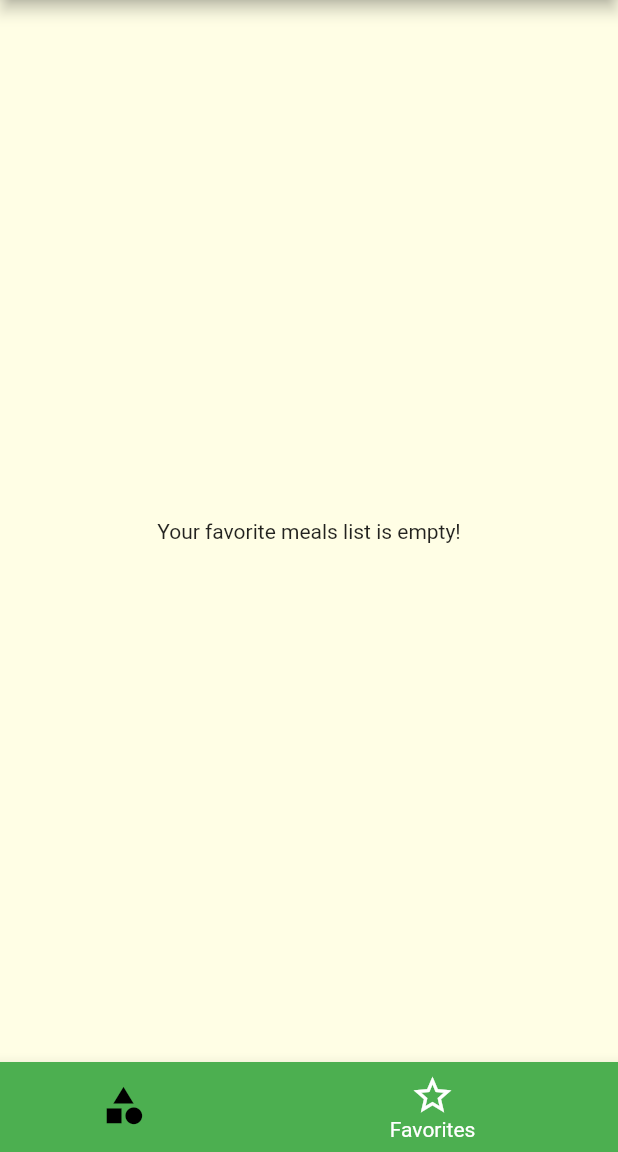
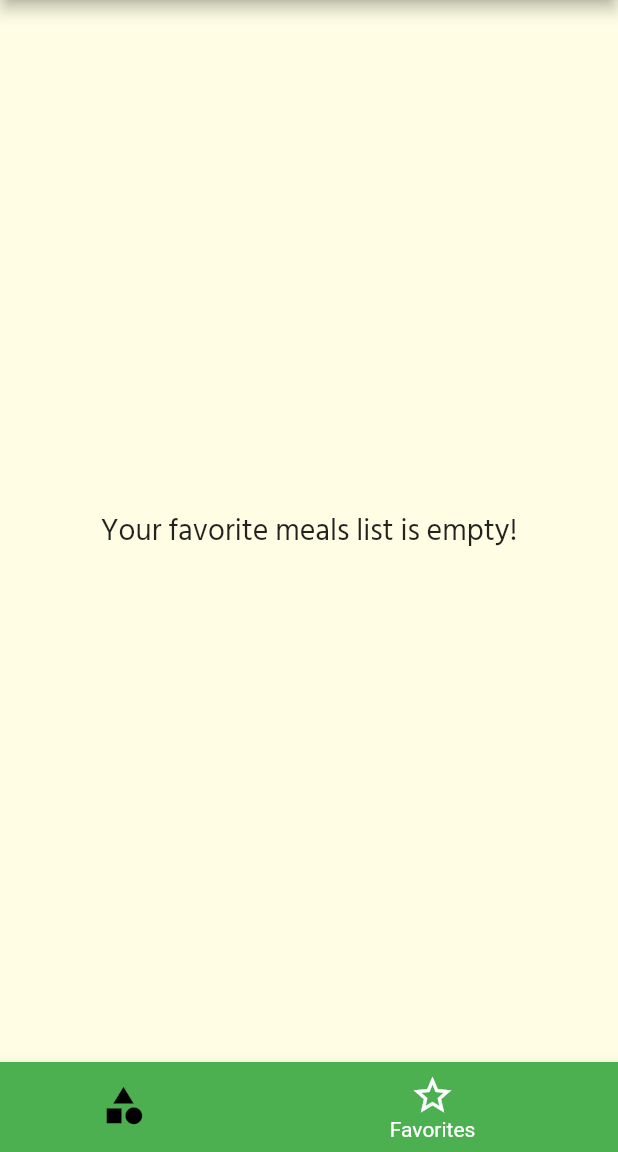
Before and after one commit to DimaMamaev/flutter-nav, a Flutter app: the screen it shows after launch, item 2 of the bottom bar chosen, on a phone screen of 412 x 824 dp, the part 84-1236 px from its top. Run offline on Flutter 3.47's test engine with Material 2 defaults, Android fonts, the phone set to English and light mode, and no system bars.

Commit message:
finalize app

```diff
--- a/lib/main.dart
+++ b/lib/main.dart
@@ -76,7 +76,10 @@ class _MyAppState extends State<MyApp> {
           canvasColor: Color.fromRGBO(255, 254, 229, 1),
           fontFamily: 'HindSiliguri',
           textTheme: ThemeData.light().textTheme.copyWith(
-                  headline6: TextStyle(
+              headline5: TextStyle(
+                fontSize: 20,
+              ),
+              headline6: TextStyle(
                 fontSize: 25,
                 fontWeight: FontWeight.w700,
               ))),
--- a/lib/screens/favorites/favorites.dart
+++ b/lib/screens/favorites/favorites.dart
@@ -30,6 +30,10 @@ class FavoritesScreen extends StatelessWidget {
                 },
                 itemCount: favoriteMeals.length,
               )
-            : Text('Your favorite meals list is empty!'));
+            : Text(
+                'Your favorite meals list is empty!',
+                style: Theme.of(context).textTheme.headline5,
+                textAlign: TextAlign.center,
+              ));
   }
 }
--- a/pubspec.yaml
+++ b/pubspec.yaml
@@ -31,6 +31,12 @@ dependencies:
 dev_dependencies:
   flutter_test:
     sdk: flutter
+  flutter_launcher_icons: ^0.8.1
+
+flutter_icons:
+  android: true
+  ios: true
+  image_path: "assets/appIcon/appIcon.png"
 
 # For information on the generic Dart part of this file, see the
 # following page: https://dart.dev/tools/pub/pubspec
```
Also changed, not shown: lib/screens/meals/meals.dart (+7 -1 lines), assets/appIcon/appIcon.png (added), pubspec.lock, 25 other files.
